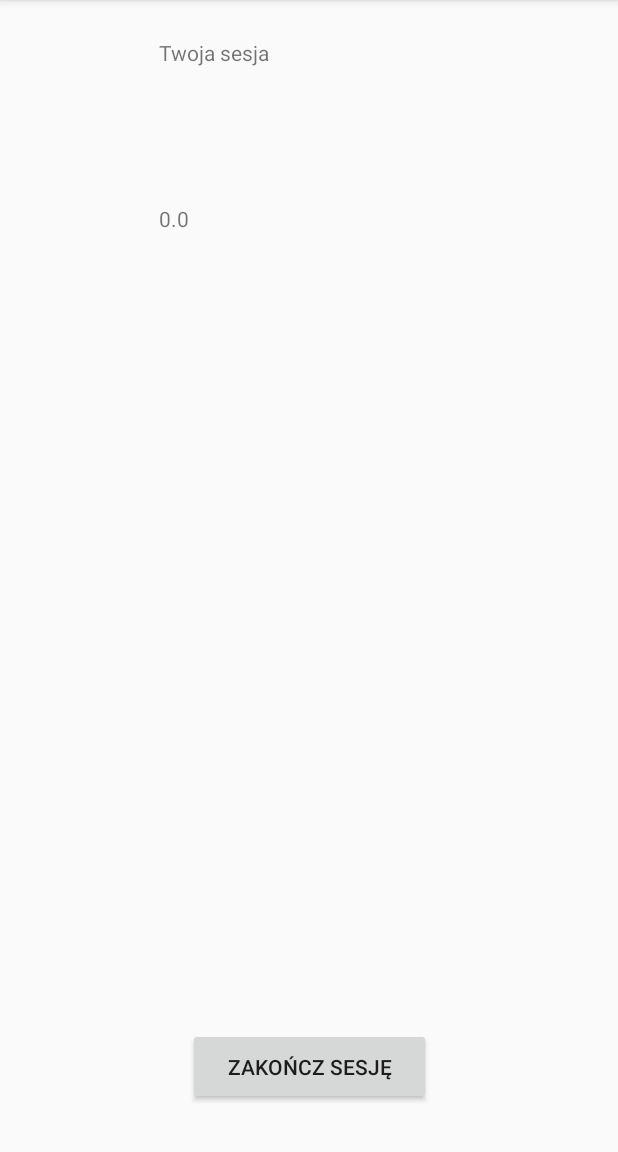
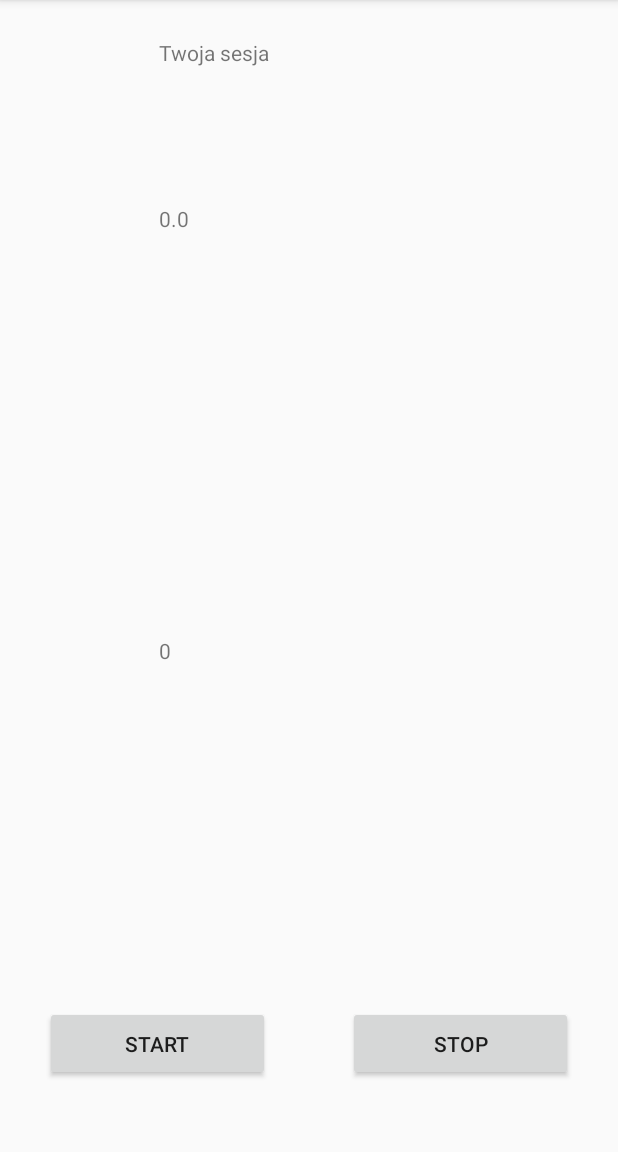
Before and after one commit to Emenowicz/FitShaker, an Android app: the screen it shows after launch (MainActivity), on a phone screen of 412 x 824 dp, the part 84-1236 px from its top. Run offline under Robolectric (Android 15) with nearby library versions, the phone set to English and light mode, and no system bars; our stand-ins replace ButterKnife.

Commit message:
Add start/stop accelerometer on button click

```diff
--- a/app/src/main/java/com/example/dawidmichalowicz/fitshaker/MainActivity.java
+++ b/app/src/main/java/com/example/dawidmichalowicz/fitshaker/MainActivity.java
@@ -5,14 +5,17 @@ import android.hardware.Sensor;
 import android.hardware.SensorEvent;
 import android.hardware.SensorEventListener;
 import android.hardware.SensorManager;
+import android.os.Handler;
 import android.support.v7.app.AppCompatActivity;
 import android.os.Bundle;
 import android.util.Log;
+import android.view.View;
 import android.widget.TextView;
 import android.widget.Toast;
 
 import butterknife.BindView;
 import butterknife.ButterKnife;
+import butterknife.OnClick;
 
 
 public class MainActivity extends AppCompatActivity implements SensorEventListener {
@@ -25,9 +28,11 @@ public class MainActivity extends AppCompatActivity implements SensorEventListen
     private long lastUpdate = 0;
     private float last_x, last_y, last_z;
     private static final int SHAKE_THRESHOLD = 600;
-    private static final int SHAKE_SLOP_TIME_MS = 500;
+    private static final int SHAKE_SLOP_TIME_MS = 300;
+    private static final int SHAKE_COUNT_RESET_TIME_MS = 3000;
     long shakeTimeStamp;
-    int shakesCounter;
+    int shakesCounter = 0;
+
 
 
     @Override
@@ -35,24 +40,20 @@ public class MainActivity extends AppCompatActivity implements SensorEventListen
         super.onCreate(savedInstanceState);
         setContentView(R.layout.activity_main);
         ButterKnife.bind(this);
-        shakesCounter = 0;
 
         sensorManager = (SensorManager) getSystemService(Context.SENSOR_SERVICE);
         accelerometer = sensorManager.getDefaultSensor(Sensor.TYPE_ACCELEROMETER);
-        sensorManager.registerListener(this, accelerometer, SensorManager.SENSOR_DELAY_NORMAL);
-
     }
 
     @Override
     protected void onPause() {
+        sensorManager.unregisterListener(this);
         super.onPause();
-        sensorManager.unregisterListener(this);
     }
 
     @Override
     protected void onResume() {
         super.onResume();
-        sensorManager.registerListener(this, accelerometer, SensorManager.SENSOR_DELAY_NORMAL);
     }
 
 
@@ -78,13 +79,21 @@ public class MainActivity extends AppCompatActivity implements SensorEventListen
                     return;
                 }
                 Log.d("Shakestamp>now", "false");
+
+                if(shakeTimeStamp + SHAKE_COUNT_RESET_TIME_MS < now){
+                    shakesCounter = 0;
+                    Log.d("shakesCounter", "set 0");
+                    calCounter.setText(String.valueOf(shakesCounter));
+                }
+
                 if (speed > SHAKE_THRESHOLD) {
                     onShake();
+                    last_x = x;
+                    last_y = y;
+                    last_z = z;
+                    shakeTimeStamp = now;
                 }
-                last_x = x;
-                last_y = y;
-                last_z = z;
-                shakeTimeStamp = now;
+
             }
         }
     }
@@ -94,10 +103,21 @@ public class MainActivity extends AppCompatActivity implements SensorEventListen
 
     }
 
+    @OnClick(R.id.start_button)
+    public void startCounting(View view){
+        sensorManager.registerListener(this, accelerometer, SensorManager.SENSOR_DELAY_NORMAL);
+
+
+    }
+
+    @OnClick(R.id.stop_button)
+    public void stopCounting(View view){
+        sensorManager.unregisterListener(this);
+    }
+
     private void onShake() {
         shakesCounter++;
         Log.d("ShakesCounter", "Incremented");
-        System.out.println(shakesCounter);
         calCounter.setText(String.valueOf(shakesCounter));
 
     }
--- a/app/src/main/res/layout/activity_main.xml
+++ b/app/src/main/res/layout/activity_main.xml
@@ -57,7 +57,7 @@
         android:layout_height="150dp"
         android:layout_marginBottom="8dp"
         android:layout_marginLeft="8dp"
-        android:text=""
+        android:text="@string/default_cal"
         app:layout_constraintLeft_toLeftOf="parent"
         app:layout_constraintBottom_toTopOf="@+id/guideline3"
         android:layout_marginRight="8dp"
@@ -73,19 +73,29 @@
         app:layout_constraintGuide_percent="0.85" />
 
     <Button
-        android:id="@+id/button"
-        android:layout_width="162dp"
-        android:layout_height="51dp"
-        android:text="@string/save_session"
+        android:id="@+id/start_button"
+        android:layout_width="150dp"
+        android:layout_height="50dp"
+        android:layout_marginBottom="8dp"
+        android:layout_marginLeft="30dp"
+        android:layout_marginTop="8dp"
+        android:text="@string/start_session"
+        app:layout_constraintBottom_toBottomOf="parent"
+        app:layout_constraintLeft_toLeftOf="parent"
         app:layout_constraintTop_toTopOf="@+id/guideline3"
+        app:layout_constraintVertical_bias="0.2" />
+
+    <Button
+        android:id="@+id/stop_button"
+        android:layout_width="150dp"
+        android:layout_height="50dp"
+        android:layout_marginBottom="8dp"
+        android:layout_marginRight="30dp"
         android:layout_marginTop="8dp"
-        android:layout_marginRight="8dp"
+        android:text="@string/stop_session"
+        app:layout_constraintBottom_toBottomOf="parent"
         app:layout_constraintRight_toRightOf="parent"
-        android:layout_marginLeft="8dp"
-        app:layout_constraintLeft_toLeftOf="parent"
-        app:layout_constraintBottom_toBottomOf="parent"
-        android:layout_marginBottom="8dp"
-        app:layout_constraintHorizontal_bias="0.501"
-        app:layout_constraintVertical_bias="0.516" />
+        app:layout_constraintTop_toTopOf="@+id/guideline3"
+        app:layout_constraintVertical_bias="0.2" />
 
 </android.support.constraint.ConstraintLayout>
--- a/app/src/main/res/values/strings.xml
+++ b/app/src/main/res/values/strings.xml
@@ -3,5 +3,6 @@
     <string name="header">Twoja sesja</string>
     <string name="default_timer">0.0</string>
     <string name="default_cal">0</string>
-    <string name="save_session">Zakończ sesję</string>
+    <string name="start_session">Start</string>
+    <string name="stop_session">Stop</string>
 </resources>
```
